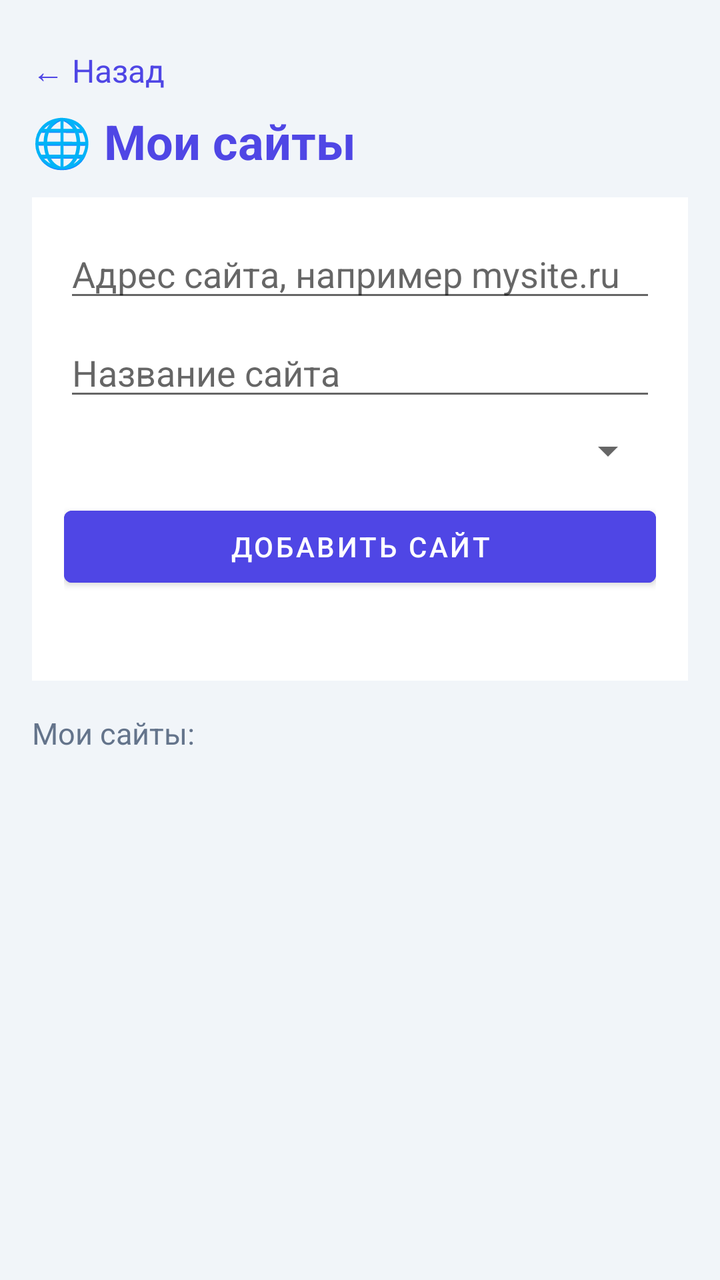
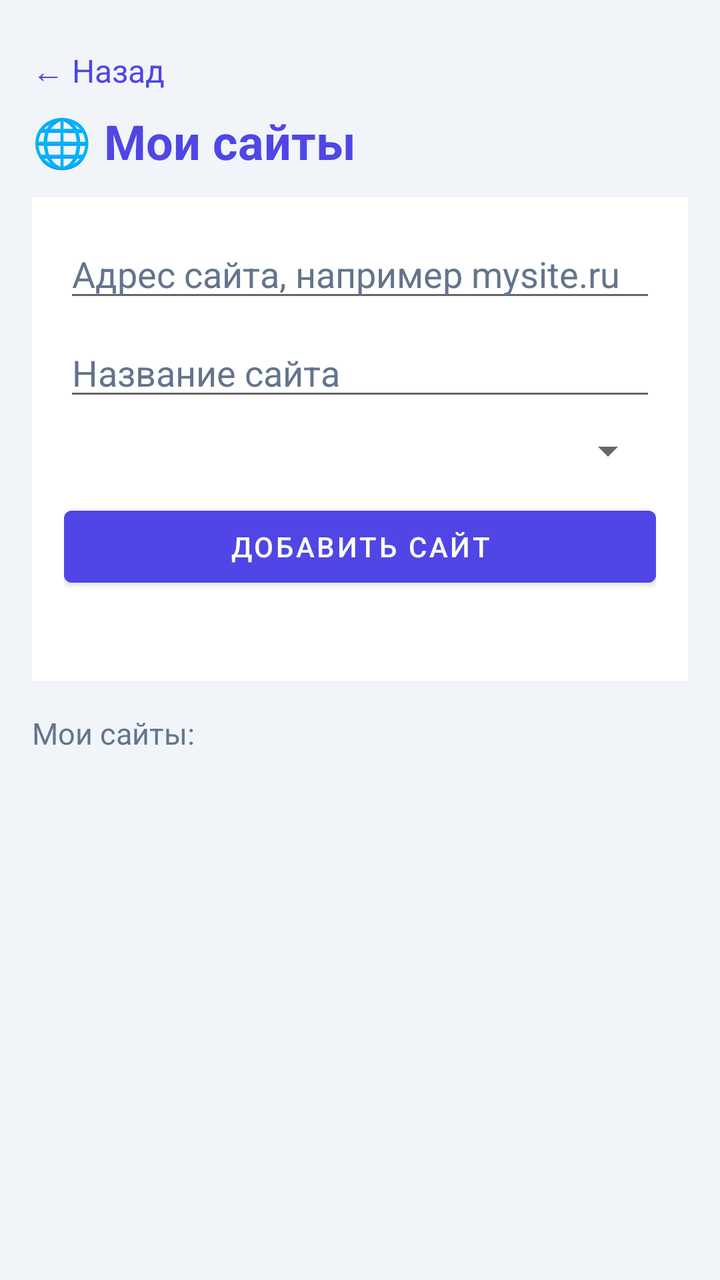

Screens rendered from an Android XML layout before and after an edit, with the pre-edit source and the edit as a unified diff.
<!-- AndroidManifest.xml: application theme Theme.AdLinkPro -->
<!-- res/layout/fragment_sites.xml -->
<?xml version="1.0" encoding="utf-8"?>
<ScrollView xmlns:android="http://schemas.android.com/apk/res/android"
    android:layout_width="match_parent"
    android:layout_height="match_parent"
    android:background="@color/bg_light"
    android:fillViewport="true">

    <LinearLayout
        android:layout_width="match_parent"
        android:layout_height="wrap_content"
        android:orientation="vertical"
        android:padding="16dp">

        <TextView
            android:id="@+id/tv_sites_back"
            android:layout_width="wrap_content"
            android:layout_height="wrap_content"
            android:paddingTop="8dp"
            android:paddingBottom="8dp"
            android:text="← Назад"
            android:textColor="@color/primary"
            android:textSize="16sp"/>

        <TextView
            android:layout_width="match_parent"
            android:layout_height="wrap_content"
            android:text="🌐 Мои сайты"
            android:textColor="@color/primary"
            android:textSize="24sp"
            android:textStyle="bold"
            android:layout_marginBottom="12dp"/>

        <LinearLayout
            android:layout_width="match_parent"
            android:layout_height="wrap_content"
            android:orientation="vertical"
            android:background="@color/white"
            android:padding="16dp">

            <EditText
                android:id="@+id/et_site_url"
                android:layout_width="match_parent"
                android:layout_height="wrap_content"
                android:hint="Адрес сайта, например mysite.ru"
                android:inputType="textUri"
                android:maxLines="1"/>

            <EditText
                android:id="@+id/et_site_name"
                android:layout_width="match_parent"
                android:layout_height="wrap_content"
                android:layout_marginTop="8dp"
                android:hint="Название сайта"
                android:inputType="text"
                android:maxLines="1"/>

            <Spinner
                android:id="@+id/sp_site_cat"
                android:layout_width="match_parent"
                android:layout_height="wrap_content"
                android:layout_marginTop="8dp"/>

            <Button
                android:id="@+id/btn_site_add"
                android:layout_width="match_parent"
                android:layout_height="wrap_content"
                android:layout_marginTop="12dp"
                android:backgroundTint="@color/primary"
                android:text="Добавить сайт"
                android:textColor="@color/white"/>

            <TextView
                android:id="@+id/tv_site_status"
                android:layout_width="match_parent"
                android:layout_height="wrap_content"
                android:layout_marginTop="8dp"
                android:textColor="@color/red"
                android:textSize="14sp"/>
        </LinearLayout>

        <TextView
            android:layout_width="match_parent"
            android:layout_height="wrap_content"
            android:layout_marginTop="16dp"
            android:text="Мои сайты:"
            android:textColor="@color/text_secondary"
            android:textSize="15sp"/>

        <LinearLayout
            android:id="@+id/sites_list"
            android:layout_width="match_parent"
            android:layout_height="wrap_content"
            android:layout_marginTop="8dp"
            android:orientation="vertical"/>
    </LinearLayout>
</ScrollView>
<!-- resources referenced by this layout -->
<resources>
  <color name="bg_light">#f1f5f9</color>
  <color name="primary">#4f46e5</color>
  <color name="red">#ef4444</color>
  <color name="text_secondary">#64748b</color>
  <color name="white">#ffffff</color>
  <style name="Theme.AdLinkPro" parent="Theme.MaterialComponents.DayNight.NoActionBar">
          <item name="colorPrimary">@color/primary</item>
          <item name="colorPrimaryDark">@color/primaryDark</item>
          <item name="colorSecondary">@color/accent</item>
          <item name="android:windowBackground">@color/bgLight</item>
      </style>
  <color name="primaryDark">#4338ca</color>
  <color name="accent">#4f46e5</color>
  <color name="bgLight">#f1f5f9</color>
</resources>

<!-- the commit's change to res/layout/fragment_sites.xml (unified diff, before → after) -->
@@ -42,6 +42,8 @@
                 android:layout_width="match_parent"
                 android:layout_height="wrap_content"
                 android:hint="Адрес сайта, например mysite.ru"
+                android:textColor="@color/text_main"
+                android:textColorHint="@color/text_secondary"
                 android:inputType="textUri"
                 android:maxLines="1"/>
 
@@ -51,6 +53,8 @@
                 android:layout_height="wrap_content"
                 android:layout_marginTop="8dp"
                 android:hint="Название сайта"
+                android:textColor="@color/text_main"
+                android:textColorHint="@color/text_secondary"
                 android:inputType="text"
                 android:maxLines="1"/>
 
<!-- resource entries referenced after the edit -->
@@ -3,6 +3,7 @@
   <color name="bg_light">#f1f5f9</color>
   <color name="primary">#4f46e5</color>
   <color name="red">#ef4444</color>
+  <color name="text_main">#1e293b</color>
   <color name="text_secondary">#64748b</color>
   <color name="white">#ffffff</color>
   <style name="Theme.AdLinkPro" parent="Theme.MaterialComponents.DayNight.NoActionBar">
